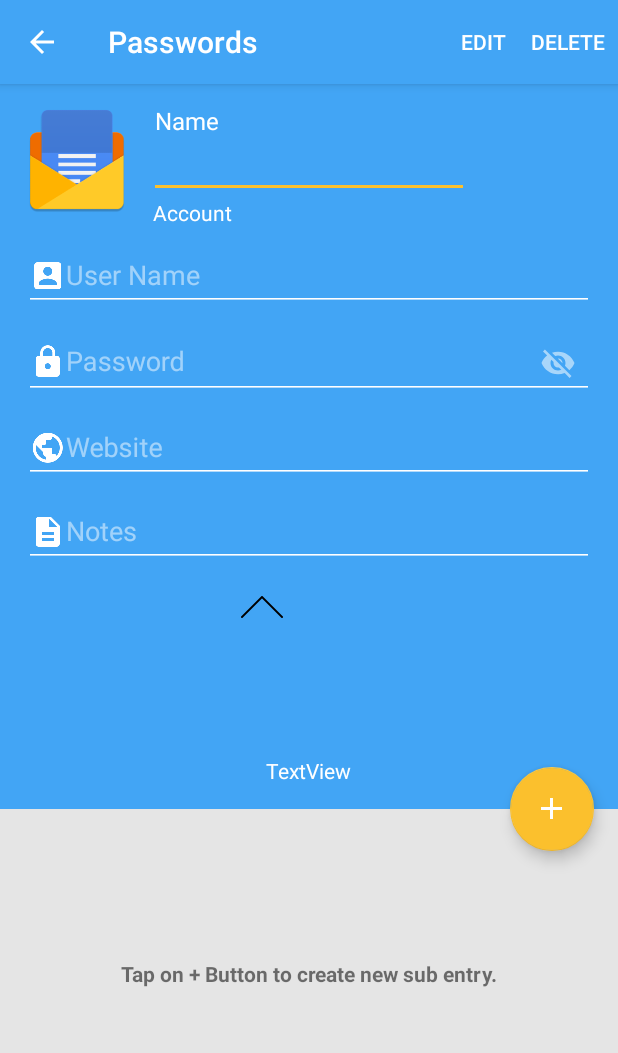
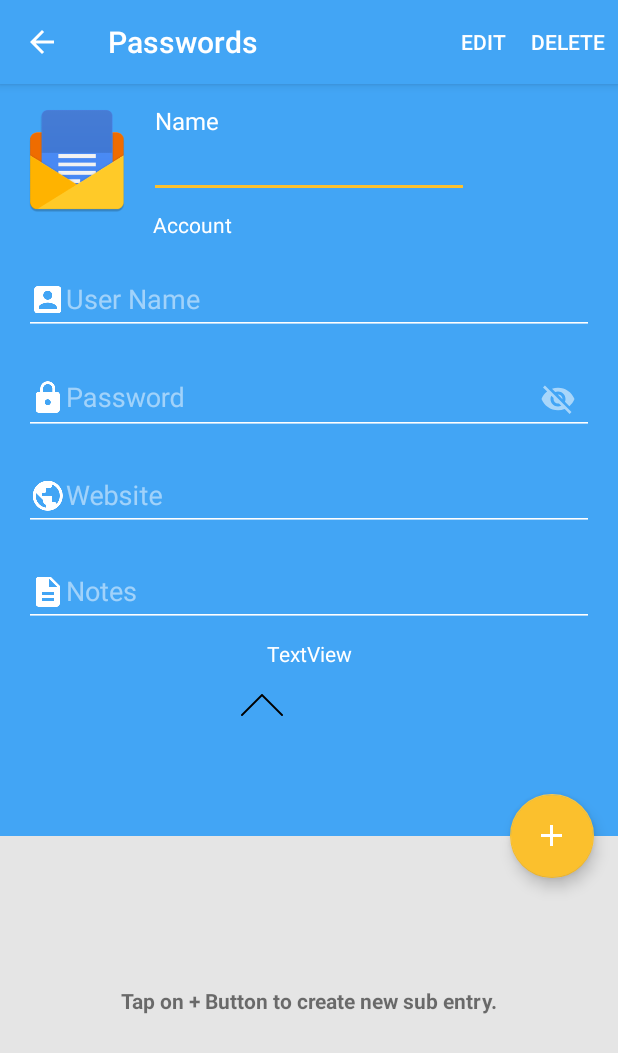
Before and after one commit to AElkhami/ProjectPasswordKeeper, an Android app: the EntryActivity screen opened directly, with no data from a screen before it, after a tap on an icon or button, on a phone screen of 412 x 824 dp. Shown: the top 1053 px of the screen. Run offline under Robolectric (Android 15) with nearby library versions, the phone set to English and light mode, and no system bars; our stand-ins replace ButterKnife, Dagger/Hilt's generated code, Room's generated code; 2 other taps on this screen came first.

Commit message:
Updating app animations.

```diff
--- a/app/build.gradle
+++ b/app/build.gradle
@@ -5,7 +5,7 @@ android {
     buildToolsVersion '28.0.3'
     defaultConfig {
         applicationId "com.elkhamitech.projectkeeper"
-        minSdkVersion 18
+        minSdkVersion 21
         targetSdkVersion 28
         versionCode 10
         versionName "1.3"
--- a/app/src/main/java/com/elkhamitech/projectkeeper/ui/activities/EntryActivity.java
+++ b/app/src/main/java/com/elkhamitech/projectkeeper/ui/activities/EntryActivity.java
@@ -199,8 +199,8 @@ public class EntryActivity extends BaseActivity
 
     public void setSubEntryAdapter() {
 
-        collapsingToolbarLayout.setCollapsedTitleTextAppearance(R.style.collapsedappbar);
-        collapsingToolbarLayout.setExpandedTitleTextAppearance(R.style.expandedappbar);
+        collapsingToolbarLayout.setCollapsedTitleTextAppearance(R.style.collapsedAppbar);
+        collapsingToolbarLayout.setExpandedTitleTextAppearance(R.style.expandedAppbar);
 
         mAdapter = new SubEntriesAdapter(SubModel);
         recyclerView.setAdapter(mAdapter);
--- /dev/null
+++ b/app/src/main/res/anim/slide_in_right.xml
@@ -0,0 +1,6 @@
+<?xml version="1.0" encoding="utf-8"?>
+
+<set xmlns:android="http://schemas.android.com/apk/res/android">
+    <translate android:fromXDelta="100%p" android:toXDelta="0"
+        android:duration="@android:integer/config_mediumAnimTime"/>
+</set>
--- /dev/null
+++ b/app/src/main/res/anim/slide_out_left.xml
@@ -0,0 +1,5 @@
+<?xml version="1.0" encoding="utf-8"?>
+<set xmlns:android="http://schemas.android.com/apk/res/android">
+    <translate android:fromXDelta="0" android:toXDelta="-100%p"
+        android:duration="@android:integer/config_mediumAnimTime"/>
+</set>
--- /dev/null
+++ b/app/src/main/res/anim/slide_out_right.xml
@@ -0,0 +1,6 @@
+<?xml version="1.0" encoding="utf-8"?>
+
+<set xmlns:android="http://schemas.android.com/apk/res/android">
+    <translate android:fromXDelta="0" android:toXDelta="100%p"
+        android:duration="@android:integer/config_mediumAnimTime"/>
+</set>
--- a/app/src/main/res/layout/activity_email_main.xml
+++ b/app/src/main/res/layout/activity_email_main.xml
@@ -1,18 +1,16 @@
 <androidx.coordinatorlayout.widget.CoordinatorLayout
     xmlns:android="http://schemas.android.com/apk/res/android"
     xmlns:app="http://schemas.android.com/apk/res-auto"
+    xmlns:tools="http://schemas.android.com/tools"
     android:layout_width="match_parent"
     android:layout_height="match_parent">
-    <!--android:focusable="true"-->
-    <!--android:focusableInTouchMode="true">-->
-
 
     <com.google.android.material.appbar.AppBarLayout
         android:id="@+id/app_bar_layout"
         android:layout_width="match_parent"
         android:layout_height="wrap_content"
-        app:elevation="0dp"
-        android:theme="@style/ThemeOverlay.AppCompat.Dark.ActionBar">
+        android:theme="@style/AppTheme.AppBarOverlay"
+        app:elevation="0dp">
 
         <com.google.android.material.appbar.CollapsingToolbarLayout
             android:id="@+id/collapsing_toolbar"
@@ -21,41 +19,31 @@
             app:contentScrim="?attr/colorPrimary"
             app:layout_scrollFlags="scroll|enterAlways">
 
-            <ImageView
+            <androidx.constraintlayout.widget.ConstraintLayout
+                android:id="@+id/expandable_layout"
                 android:layout_width="match_parent"
-                android:layout_height="match_parent"
-                android:scaleType="centerCrop"
-                app:layout_collapseMode="parallax"
-                app:layout_scrollFlags="scroll|enterAlways"/>
-
-            <LinearLayout
-                android:layout_width="match_parent"
-                android:layout_height="match_parent"
-                android:orientation="vertical"
-                android:paddingBottom="@dimen/activity_vertical_margin"
-                android:paddingLeft="@dimen/activity_horizontal_margin"
-                android:paddingRight="@dimen/activity_horizontal_margin"
-                android:paddingTop="@dimen/activity_vertical_margin">
-
-                <LinearLayout
-                    android:layout_width="wrap_content"
-                    android:layout_height="wrap_content"
-                    android:orientation="horizontal">
+                android:layout_height="wrap_content">
 
                 <ImageView
+                    android:id="@+id/imageView"
                     android:layout_width="70dp"
                     android:layout_height="70dp"
+                    android:layout_marginStart="16dp"
+                    android:layout_marginTop="16dp"
+                    app:layout_constraintStart_toStartOf="parent"
+                    app:layout_constraintTop_toTopOf="parent"
                     app:srcCompat="@mipmap/mbox" />
 
-                    <LinearLayout
-                        android:layout_width="wrap_content"
+                <com.google.android.material.textfield.TextInputLayout
+                    android:id="@+id/textInputLayout3"
+                    android:layout_width="0dp"
                     android:layout_height="wrap_content"
-                        android:orientation="vertical">
-
-                        <com.google.android.material.textfield.TextInputLayout
-                            android:layout_width="match_parent"
-                            android:layout_height="wrap_content"
-                            app:hintTextAppearance="@style/TextAppearence.App.TextInputLayout">
+                    android:layout_marginTop="16dp"
+                    android:layout_marginEnd="8dp"
+                    app:hintTextAppearance="@style/TextAppearance.App.TextInputLayout"
+                    app:layout_constraintEnd_toEndOf="parent"
+                    app:layout_constraintStart_toEndOf="@+id/imageView"
+                    app:layout_constraintTop_toTopOf="parent">
 
                     <EditText
                         android:id="@+id/contactName"
@@ -69,17 +57,27 @@
                 </com.google.android.material.textfield.TextInputLayout>
 
                 <TextView
+                    android:id="@+id/textView"
+                    android:layout_width="0dp"
+                    android:layout_height="wrap_content"
+                    android:layout_marginStart="16dp"
+                    android:layout_marginTop="8dp"
+                    android:text="Account"
+                    android:textColor="@color/textWhite"
+                    app:layout_constraintEnd_toEndOf="parent"
+                    app:layout_constraintStart_toStartOf="@+id/textInputLayout3"
+                    app:layout_constraintTop_toBottomOf="@+id/textInputLayout3" />
+
+                <com.google.android.material.textfield.TextInputLayout
+                    android:id="@+id/textInputLayout2"
                     android:layout_width="match_parent"
                     android:layout_height="wrap_content"
-                            android:layout_marginLeft="16dp"
-                            android:text="Account"
-                            android:textColor="@color/textWhite" />
-                    </LinearLayout>
-                </LinearLayout>
-
-                <com.google.android.material.textfield.TextInputLayout
-                    android:layout_width="match_parent"
-                    android:layout_height="wrap_content">
+                    android:layout_marginStart="16dp"
+                    android:layout_marginTop="8dp"
+                    android:layout_marginEnd="16dp"
+                    app:layout_constraintEnd_toEndOf="parent"
+                    app:layout_constraintStart_toStartOf="parent"
+                    app:layout_constraintTop_toBottomOf="@+id/textView">
 
                     <EditText
                         android:id="@+id/userName"
@@ -93,8 +91,15 @@
                 </com.google.android.material.textfield.TextInputLayout>
 
                 <com.google.android.material.textfield.TextInputLayout
+                    android:id="@+id/textInputLayout"
                     android:layout_width="match_parent"
                     android:layout_height="wrap_content"
+                    android:layout_marginStart="16dp"
+                    android:layout_marginTop="8dp"
+                    android:layout_marginEnd="16dp"
+                    app:layout_constraintEnd_toEndOf="parent"
+                    app:layout_constraintStart_toStartOf="parent"
+                    app:layout_constraintTop_toBottomOf="@+id/textInputLayout2"
                     app:passwordToggleEnabled="true">
 
                     <EditText
@@ -114,7 +119,13 @@
                     android:id="@+id/websiteLayout"
                     android:layout_width="match_parent"
                     android:layout_height="wrap_content"
-                    android:visibility="gone">
+                    android:layout_marginStart="16dp"
+                    android:layout_marginTop="8dp"
+                    android:layout_marginEnd="16dp"
+                    android:visibility="gone"
+                    app:layout_constraintEnd_toEndOf="parent"
+                    app:layout_constraintStart_toStartOf="parent"
+                    app:layout_constraintTop_toBottomOf="@+id/textInputLayout">
 
                     <EditText
                         android:id="@+id/website"
@@ -131,7 +142,13 @@
                     android:id="@+id/notesLayout"
                     android:layout_width="match_parent"
                     android:layout_height="wrap_content"
-                    android:visibility="gone">
+                    android:layout_marginStart="16dp"
+                    android:layout_marginTop="8dp"
+                    android:layout_marginEnd="16dp"
+                    android:visibility="gone"
+                    app:layout_constraintEnd_toEndOf="parent"
+                    app:layout_constraintStart_toStartOf="parent"
+                    app:layout_constraintTop_toBottomOf="@+id/websiteLayout">
 
                     <EditText
                         android:id="@+id/notes"
@@ -143,21 +160,42 @@
                         android:hint="Notes"
                         android:inputType="textMultiLine|textCapSentences"
                         android:lines="5"
-                        android:minLines="1"
                         android:maxLines="5"
-                         />
+                        android:minLines="1" />
                 </com.google.android.material.textfield.TextInputLayout>
 
+
+                <TextView
+                    android:id="@+id/created"
+                    android:layout_width="wrap_content"
+                    android:layout_height="wrap_content"
+                    android:layout_gravity="center"
+                    android:layout_marginStart="16dp"
+                    android:layout_marginTop="8dp"
+                    android:layout_marginEnd="16dp"
+                    android:text="TextView"
+                    android:textColor="@color/textWhite"
+                    android:visibility="gone"
+                    app:layout_constraintEnd_toEndOf="parent"
+                    app:layout_constraintStart_toStartOf="parent"
+                    app:layout_constraintTop_toBottomOf="@+id/notesLayout" />
 
                 <FrameLayout
                     android:layout_width="wrap_content"
                     android:layout_height="wrap_content"
                     android:layout_gravity="center"
-                    android:layout_marginTop="10dp">
+                    android:layout_marginStart="8dp"
+                    android:layout_marginTop="8dp"
+                    android:layout_marginEnd="8dp"
+                    android:layout_marginBottom="8dp"
+                    app:layout_constraintBottom_toBottomOf="parent"
+                    app:layout_constraintEnd_toEndOf="parent"
+                    app:layout_constraintStart_toStartOf="parent"
+                    app:layout_constraintTop_toBottomOf="@+id/created">
 
                     <ImageButton
                         android:id="@+id/expand"
-                        android:layout_width="wrap_content"
+                        android:layout_width="match_parent"
                         android:layout_height="wrap_content"
                         android:background="@mipmap/expand_ic" />
 
@@ -169,21 +207,9 @@
                         android:visibility="gone" />
                 </FrameLayout>
 
-
-                <TextView
-                    android:id="@+id/created"
-                    android:layout_width="wrap_content"
-                    android:layout_height="wrap_content"
-                    android:layout_gravity="center"
-                    android:layout_marginTop="20dp"
-                    android:text="TextView"
-                    android:textColor="@color/textWhite"
-                    android:visibility="gone" />
-            </LinearLayout>
-
+            </androidx.constraintlayout.widget.ConstraintLayout>
 
         </com.google.android.material.appbar.CollapsingToolbarLayout>
-
 
 
     </com.google.android.material.appbar.AppBarLayout>
@@ -211,7 +237,7 @@
             android:layout_width="match_parent"
             android:layout_height="match_parent"
             android:scrollbars="vertical"
-            android:visibility="gone"/>
+            android:visibility="gone" />
 
         <TextView
             android:id="@+id/txtaddsub"
--- a/app/src/main/res/values/styles.xml
+++ b/app/src/main/res/values/styles.xml
@@ -1,26 +1,57 @@
 <resources>
 
     <!-- Base application theme. -->
-    <style name="AppTheme" parent="Theme.AppCompat.Light.DarkActionBar">
+    <style name="AppThemeDefault" parent="Theme.AppCompat.Light.DarkActionBar">
         <!-- Customize your theme here. -->
         <item name="colorPrimary">@color/colorPrimary</item>
         <item name="colorPrimaryDark">@color/colorPrimaryDark</item>
         <item name="colorAccent">@color/colorAccent</item>
+
     </style>
 
-    <style name="expandedappbar" parent="@android:style/TextAppearance.Medium">
-        <item name="android:textSize">48sp
-        </item>
+    <style name="AppTheme" parent="AppThemeDefault">
+        <item name="android:windowAnimationStyle">@style/SlideRightLeftAnimation</item>
+    </style>
+
+    <style name="AppThemeReverse" parent="@style/AppThemeDefault">
+        <item name="android:windowAnimationStyle">@style/SlideRightLeftAnimationReverse</item>
+    </style>
+
+    <style name="AppThemeUpDown" parent="@style/AppThemeDefault">
+        <item name="android:windowAnimationStyle">@style/SlideUpDownAnimation</item>
+    </style>
+
+    <style name="SlideRightLeftAnimation" parent="@android:style/Animation.Activity">
+        <item name="android:activityOpenEnterAnimation">@anim/slide_in_right</item>
+        <item name="android:activityOpenExitAnimation">@anim/slide_out_left</item>
+        <item name="android:activityCloseEnterAnimation">@anim/slide_in_left</item>
+        <item name="android:activityCloseExitAnimation">@anim/slide_out_right</item>
+    </style>
+
+    <style name="SlideRightLeftAnimationReverse" parent="@android:style/Animation.Activity">
+        <item name="android:activityOpenEnterAnimation">@anim/slide_in_left</item>
+        <item name="android:activityOpenExitAnimation">@anim/slide_out_right</item>
+        <item name="android:activityCloseEnterAnimation">@anim/slide_in_right</item>
+        <item name="android:activityCloseExitAnimation">@anim/slide_out_left</item>
+    </style>
+
+    <style name="SlideUpDownAnimation" parent="@android:style/Animation.Activity">
+        <item name="android:activityOpenEnterAnimation">@anim/slide_in_up</item>
+        <item name="android:activityCloseExitAnimation">@anim/slide_in_down</item>
+    </style>
+
+    <style name="expandedAppbar" parent="@android:style/TextAppearance.Medium">
+        <item name="android:textSize">48sp</item>
         <item name="android:textColor">@color/textWhite</item>
         <item name="android:textStyle">bold</item>
     </style>
 
-    <style name="collapsedappbar" parent="@android:style/TextAppearance.Medium">
+    <style name="collapsedAppbar" parent="@android:style/TextAppearance.Medium">
         <item name="android:textSize">18sp</item>
         <item name="android:textColor">@color/textWhite</item>
     </style>
 
-    <style name="TextAppearence.App.TextInputLayout" parent="@android:style/TextAppearance">
+    <style name="TextAppearance.App.TextInputLayout" parent="@android:style/TextAppearance">
         <item name="android:textColor">@color/textWhite</item>
         <item name="android:textSize">16sp</item>
         <item name="android:textStyle">normal</item>
@@ -29,9 +60,18 @@
     <style name="AppTheme.NoActionBar">
         <item name="windowActionBar">false</item>
         <item name="windowNoTitle">true</item>
+        <item name="android:windowAnimationStyle">@style/SlideRightLeftAnimationReverse</item>
     </style>
 
-    <style name="AppTheme.AppBarOverlay" parent="ThemeOverlay.AppCompat.Dark.ActionBar" />
+    <style name="NoAnimTheme" parent="@style/AppTheme">
+        <item name="android:windowAnimationStyle">@null</item>
+    </style>
 
-    <style name="AppTheme.PopupOverlay" parent="ThemeOverlay.AppCompat.Light" />
+    <style name="AppTheme.AppBarOverlay" parent="ThemeOverlay.AppCompat.Dark.ActionBar">
+
+    </style>
+
+    <style name="AppTheme.PopupOverlay" parent="ThemeOverlay.AppCompat.Light">
+
+    </style>
 </resources>
```
Also changed, not shown: app/src/main/AndroidManifest.xml (+14 -11 lines), app/src/main/java/com/elkhamitech/projectkeeper/ui/activities/MainActivity.java (+28 -23 lines), app/src/main/res/anim/slide_in_down.xml (added, +8 -0 lines), app/src/main/res/anim/slide_in_left.xml (added, +8 -0 lines), app/src/main/res/anim/slide_in_up.xml (added, +8 -0 lines), app/src/main/res/drawable/rounded_corners_theme_color.xml (added, +11 -0 lines), app/src/main/res/layout/activity_main.xml (+5 -19 lines), app/src/main/res/menu/actionbar_main.xml (+7 -1 lines), app/src/main/res/menu/activity_main_drawer.xml (deleted, +0 -26 lines). Lines whose indentation alone changed are shown as unchanged.
